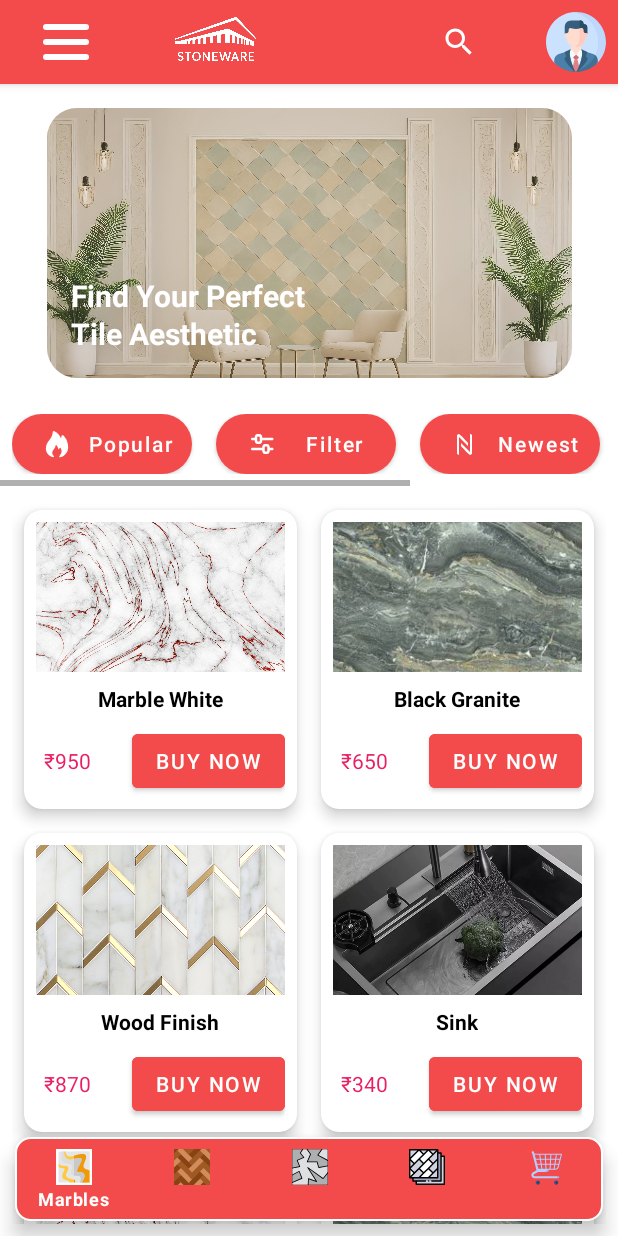
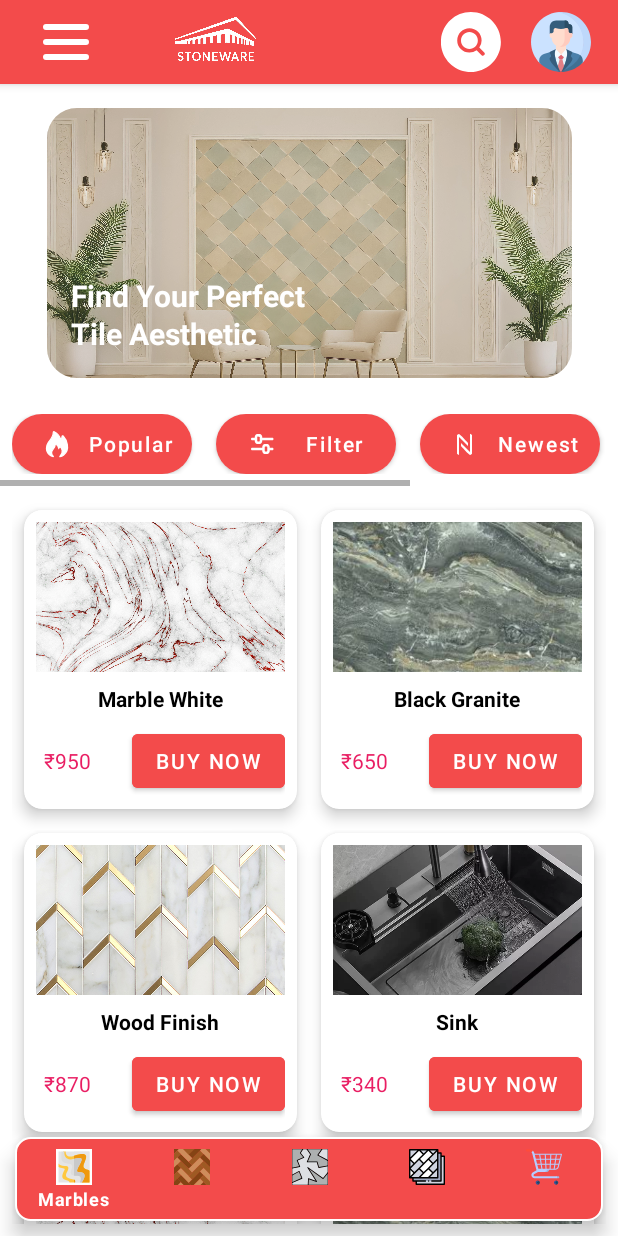
Before and after one commit to azrudeen/Stoneware-APK, an Android app: the HomePage screen opened directly, with no data from a screen before it, on a phone screen of 412 x 824 dp. Run offline under Robolectric (Android 15) with nearby library versions, the phone set to English and light mode, and no system bars.

Commit message:
1. Stable Version searchBar Working 1.0

```diff
--- a/app/src/main/java/com/example/Stoneware/HomePage.java
+++ b/app/src/main/java/com/example/Stoneware/HomePage.java
@@ -27,7 +27,7 @@ import java.util.List;
 public class HomePage extends BaseActivity {
 
     DrawerLayout drawerLayout;
-    ImageButton toolbar_menu_icon;
+    ImageButton toolbar_menu_icon, searchButton;
     NavigationView navigationView;
     ViewPager2 viewPager;
     RecyclerView recyclerView;
@@ -38,6 +38,7 @@ public class HomePage extends BaseActivity {
     private androidx.appcompat.widget.SearchView searchView;
     private TileAdapter tileAdapter;
     private List<TileModel> fullTileList;
+    private List<TileModel> filteredList;
 
     @Override
     protected void onCreate(Bundle savedInstanceState) {
@@ -53,7 +54,7 @@ public class HomePage extends BaseActivity {
         toolbar_menu_icon = findViewById(R.id.toolbar_menu_icon);
         navigationView = findViewById(R.id.navigationView);
         bottomNavigationView = findViewById(R.id.bottom_navigation_view);
-        searchView = findViewById(R.id.searchView); // 🛠️ searchView initialization here
+        searchButton = findViewById(R.id.search_button); // Button to toggle SearchView visibility
 
         // Hero Banner
         setupHeroBanner();
@@ -110,29 +111,51 @@ public class HomePage extends BaseActivity {
         fullTileList.add(new TileModel("Wood Finish", "₹870", R.drawable.tiles_image_1));
         fullTileList.add(new TileModel("Sink", "₹340", R.drawable.sink_images_inart_waterfall_kitchen_sink));
 
-        tileAdapter = new TileAdapter(fullTileList); // Correct ✅tileAdapter = new TileAdapter(this, fullTileList);
+        tileAdapter = new TileAdapter(fullTileList);
         recyclerView.setLayoutManager(new GridLayoutManager(this, 2));
         recyclerView.setAdapter(tileAdapter);
+        recyclerView.setHasFixedSize(true);
     }
 
     private void setupSearchView() {
+        searchView = findViewById(R.id.search_view); // This ID corresponds to the SearchView in your layout
+        searchView.setVisibility(View.GONE); // Initially hide the SearchView
+
+        // Set up search query listener
         searchView.setOnQueryTextListener(new androidx.appcompat.widget.SearchView.OnQueryTextListener() {
             @Override
             public boolean onQueryTextSubmit(String query) {
-                filterTiles(query);
+                filterTiles(query); // Call your filter function
                 return true;
             }
 
             @Override
             public boolean onQueryTextChange(String newText) {
-                filterTiles(newText);
+                filterTiles(newText); // Filter as the user types
                 return true;
+            }
+        });
+
+        // Toggle SearchView visibility when the search button is clicked
+        searchButton.setOnClickListener(view -> {
+            if (searchView.getVisibility() == View.VISIBLE) {
+                searchView.setVisibility(View.GONE);
+                // Reset to the full list when search is closed
+                resetRecyclerView();
+            } else {
+                searchView.setVisibility(View.VISIBLE);
+                searchView.setIconified(false); // Expand SearchView immediately
             }
         });
     }
 
+    private void resetRecyclerView() {
+        // Reset the adapter data to the full list of tiles
+        tileAdapter.updateList(fullTileList);  // Assuming you have the original list saved in fullTileList
+    }
+
     private void filterTiles(String text) {
-        List<TileModel> filteredList = new ArrayList<>();
+        filteredList = new ArrayList<>();
         for (TileModel item : fullTileList) {
             if (item.getName().toLowerCase().contains(text.toLowerCase())) {
                 filteredList.add(item);
--- a/app/src/main/res/layout/toolbar_layout.xml
+++ b/app/src/main/res/layout/toolbar_layout.xml
@@ -1,4 +1,3 @@
-<?xml version="1.0" encoding="utf-8"?>
 <androidx.appcompat.widget.Toolbar
     xmlns:android="http://schemas.android.com/apk/res/android"
     xmlns:app="http://schemas.android.com/apk/res-auto"
@@ -42,20 +41,35 @@
             app:layout_constraintStart_toEndOf="@id/toolbar_menu_icon"
             app:layout_constraintTop_toTopOf="parent" />
 
-        <!-- Search Bar -->
-        <!-- Search View -->
-        <androidx.appcompat.widget.SearchView
-            android:id="@+id/searchView"
-            android:layout_width="0dp"
-            android:layout_height="wrap_content"
-            android:layout_marginStart="60dp"
+        <!-- Search Button -->
+        <ImageButton
+            android:id="@+id/search_button"
+            android:layout_width="40dp"
+            android:layout_height="match_parent"
+            android:background="@android:color/transparent"
+            android:contentDescription="Search"
+            android:scaleType="centerInside"
+            android:src="@drawable/ic_search_2"
             android:layout_marginEnd="20dp"
-            android:queryHint="Search tiles, sinks..."
             app:layout_constraintBottom_toBottomOf="parent"
-            app:layout_constraintEnd_toStartOf="@id/Account_icon"
-            app:layout_constraintStart_toEndOf="@id/Home_icon"
+            app:layout_constraintEnd_toStartOf="@+id/Account_icon"
             app:layout_constraintTop_toTopOf="parent" />
 
+        <!-- REAL SearchView (initially hidden) -->
+        <androidx.appcompat.widget.SearchView
+            android:id="@+id/search_view"
+            android:layout_width="0dp"
+            android:layout_height="40dp"
+            android:background="@color/pepperRed"
+            android:queryHint="Search here..."
+            app:iconifiedByDefault="true"
+            app:layout_constraintStart_toEndOf="@id/Home_icon"
+            app:layout_constraintEnd_toStartOf="@id/Account_icon"
+            app:layout_constraintTop_toTopOf="parent"
+            app:layout_constraintBottom_toBottomOf="parent"
+            android:layout_marginStart="8dp"
+            android:layout_marginEnd="8dp"
+            android:visibility="gone" /> <!-- Initially hidden -->
 
         <!-- Account Button -->
         <ImageButton
@@ -65,6 +79,7 @@
             android:background="@android:color/transparent"
             android:scaleType="centerInside"
             android:contentDescription="Account"
+            android:layout_marginEnd="10dp"
             app:srcCompat="@drawable/account"
             app:layout_constraintEnd_toEndOf="parent"
             app:layout_constraintTop_toTopOf="parent"
```
Also changed, not shown: app/src/main/java/com/example/Stoneware/SearchActivity.java (+56 -1 lines), app/src/main/java/com/example/Stoneware/TileModel.java (+34 -1 lines).
